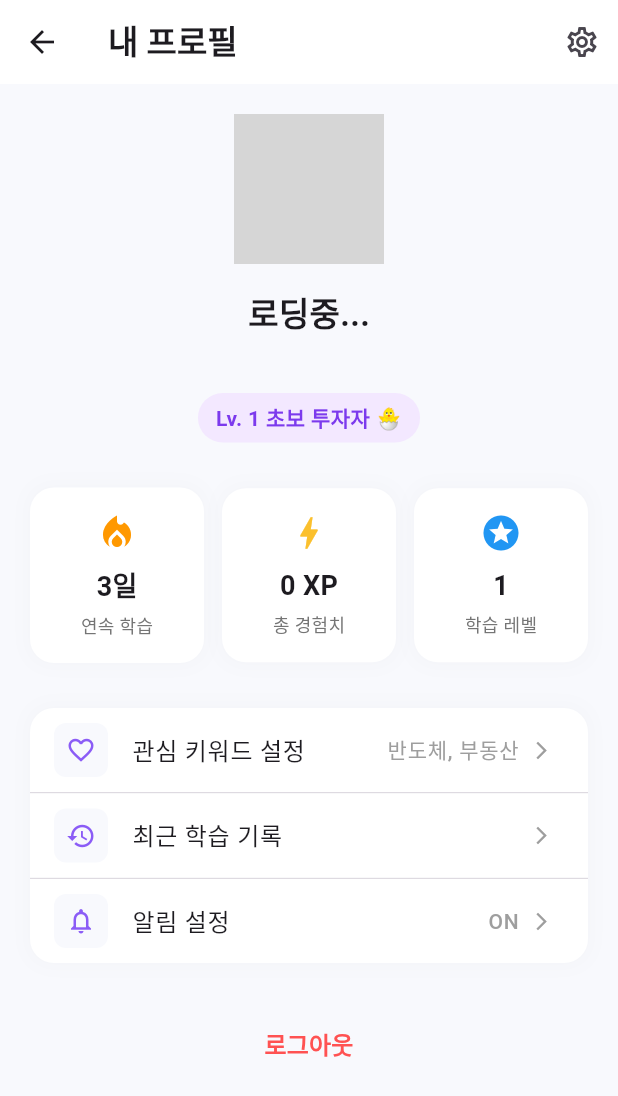
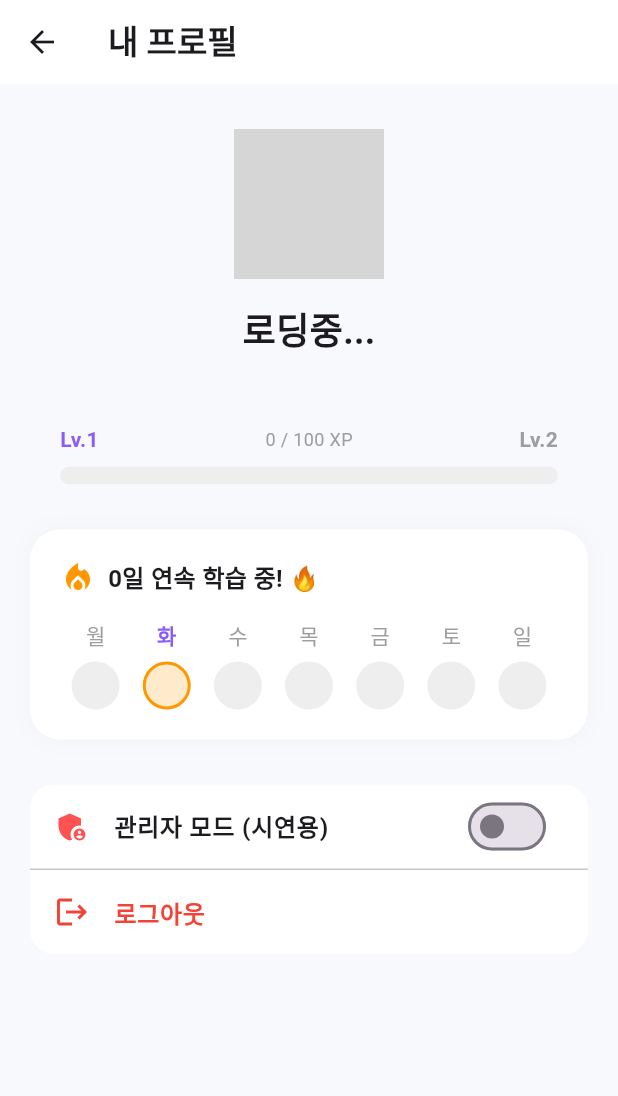
Before and after one commit to AI-Business-2025-Team2/Project-Main, a Flutter app: the ProfileScreen screen opened directly, on a phone screen of 412 x 824 dp. Shown: the top 1096 px of the screen. Run offline on Flutter 3.47's test engine with Material 3 defaults, Android fonts, the light colour scheme and no system bars; our stand-ins replace flutter_markdown, shared_preferences; accounts and stored records are empty; network calls fail; grey boxes are pictures that could not be loaded.

Commit message:
fix: trivial changes

```diff
--- a/frontend/lib/profile_screen.dart
+++ b/frontend/lib/profile_screen.dart
@@ -4,7 +4,7 @@ import 'package:flutter/foundation.dart';
 import 'package:flutter/material.dart';
 import 'package:http/http.dart' as http;
 import 'package:shared_preferences/shared_preferences.dart';
-import 'login_screen.dart'; // 로그아웃 후 이동할 화면
+import 'login_screen.dart';
 
 class ProfileScreen extends StatefulWidget {
   const ProfileScreen({super.key});
@@ -14,26 +14,41 @@ class ProfileScreen extends StatefulWidget {
 }
 
 class _ProfileScreenState extends State<ProfileScreen> {
-  // 화면에 표시할 상태 변수들 (초기값)
   String nickname = "로딩중...";
   String email = "";
   int level = 1;
   int xp = 0;
+  int streak = 0;
+  List<String> studyHistory = []; // 공부한 날짜들 ("2024-05-20")
   bool isLoading = true;
+  bool _isAdminMode = false;
 
   @override
   void initState() {
     super.initState();
-    _fetchUserProfile(); // 화면 켜지면 내 정보 가져오기
+    _loadAdminMode();
+    _fetchUserProfile();
   }
 
-  // 📡 내 정보 가져오기 (API)
+  Future<void> _loadAdminMode() async {
+    final prefs = await SharedPreferences.getInstance();
+    setState(() {
+      _isAdminMode = prefs.getBool('isAdminMode') ?? false;
+    });
+  }
+
+  Future<void> _toggleAdminMode(bool value) async {
+    final prefs = await SharedPreferences.getInstance();
+    await prefs.setBool('isAdminMode', value);
+    setState(() { _isAdminMode = value; });
+    ScaffoldMessenger.of(context).showSnackBar(SnackBar(content: Text(value ? '🔓 관리자 모드 ON' : '🔒 관리자 모드 OFF')));
+  }
+
   Future<void> _fetchUserProfile() async {
     final prefs = await SharedPreferences.getInstance();
     final token = prefs.getString('token');
 
     if (token == null) {
-      // 토큰 없으면 로그인 화면으로 쫓아냄
       _logout();
       return;
     }
@@ -46,9 +61,7 @@ class _ProfileScreenState extends State<ProfileScreen> {
     try {
       final response = await http.get(
         Uri.parse('$baseUrl/api/user/me'),
-        headers: {
-          "Authorization": "Bearer $token", // 🔑 출입증 제시
-        },
+        headers: {"Authorization": "Bearer $token"},
       );
 
       if (response.statusCode == 200) {
@@ -58,10 +71,11 @@ class _ProfileScreenState extends State<ProfileScreen> {
           email = data['email'];
           level = data['level'];
           xp = data['xp'];
+          streak = data['streak'] ?? 0;
+          studyHistory = List<String>.from(data['studyHistory'] ?? []);
           isLoading = false;
         });
       } else {
-        // 토큰 만료 등으로 실패 시
         _logout();
       }
     } catch (e) {
@@ -70,54 +84,43 @@ class _ProfileScreenState extends State<ProfileScreen> {
     }
   }
 
-  // 🚪 로그아웃 함수
   Future<void> _logout() async {
     final prefs = await SharedPreferences.getInstance();
-    await prefs.remove('token'); // 토큰 삭제
-
+    await prefs.remove('token');
     if (!mounted) return;
-    // 로그인 화면으로 이동 (뒤로가기 불가)
-    Navigator.pushAndRemoveUntil(
-      context,
-      MaterialPageRoute(builder: (context) => const LoginScreen()),
-      (route) => false,
-    );
+    Navigator.pushAndRemoveUntil(context, MaterialPageRoute(builder: (context) => const LoginScreen()), (route) => false);
   }
 
   @override
   Widget build(BuildContext context) {
-    if (isLoading) {
-      return const Scaffold(
-        body: Center(child: CircularProgressIndicator()),
-      );
-    }
+    if (isLoading) return const Scaffold(body: Center(child: CircularProgressIndicator()));
+
+    // 다음 레벨까지 필요한 XP 계산 (예: 레벨 * 100)
+    int requiredXp = level * 100;
+    // 현재 레벨에서의 진행도 (단순화를 위해 누적 XP가 아니라 현재 레벨 구간 XP로 표시하는 게 좋지만, 여기선 전체 XP 기준)
+    // UI 표시용: (현재XP % 100) / 100
+    double progress = (xp % 100) / 100.0;
 
     return Scaffold(
       backgroundColor: const Color(0xFFF8F9FD),
       appBar: AppBar(
         title: const Text('내 프로필', style: TextStyle(fontWeight: FontWeight.bold)),
-        centerTitle: false,
         backgroundColor: Colors.white,
         elevation: 0,
-        actions: [
-          IconButton(
-            icon: const Icon(Icons.settings_outlined),
-            onPressed: () {
-              // 설정 화면 (추후 구현)
-            },
-          ),
-        ],
+        centerTitle: false,
       ),
       body: SingleChildScrollView(
         child: Column(
           children: [
-            const SizedBox(height: 20),
+            const SizedBox(height: 30),
 
-            // 1. 유저 정보 섹션
+            // 1. 유저 정보 및 레벨 바
             Center(
               child: Column(
                 children: [
-                  // 아바타 (랜덤 이미지 API 활용, 시드값을 닉네임으로 해서 고정된 이미지 제공)
+                  Stack(
+                    alignment: Alignment.bottomRight,
+                    children: [
                       Container(
                         width: 100,
                         height: 100,
@@ -126,38 +129,49 @@ class _ProfileScreenState extends State<ProfileScreen> {
                           color: Colors.grey[200],
                           border: Border.all(color: const Color(0xFF8B5CF6), width: 3),
                           image: DecorationImage(
-                        // 닉네임에 따라 다른 캐릭터가 나오도록 URL 설정
                             image: NetworkImage('https://api.dicebear.com/7.x/avataaars/png?seed=$nickname'),
                             fit: BoxFit.cover,
                           ),
                         ),
                       ),
+                      Container(
+                        padding: const EdgeInsets.all(6),
+                        decoration: const BoxDecoration(color: Colors.blue, shape: BoxShape.circle),
+                        child: Text('$level', style: const TextStyle(color: Colors.white, fontWeight: FontWeight.bold)),
+                      ),
+                    ],
+                  ),
                   const SizedBox(height: 16),
-                  // 닉네임 (DB 데이터)
-                  Text(
-                    nickname,
-                    style: const TextStyle(fontSize: 22, fontWeight: FontWeight.bold),
+                  Text(nickname, style: const TextStyle(fontSize: 24, fontWeight: FontWeight.bold)),
+                  const SizedBox(height: 4),
+                  Text(email, style: const TextStyle(fontSize: 14, color: Colors.grey)),
+
+                  const SizedBox(height: 20),
+
+                  // XP 프로그레스 바
+                  Padding(
+                    padding: const EdgeInsets.symmetric(horizontal: 40),
+                    child: Column(
+                      children: [
+                        Row(
+                          mainAxisAlignment: MainAxisAlignment.spaceBetween,
+                          children: [
+                            Text('Lv.$level', style: const TextStyle(fontWeight: FontWeight.bold, color: Color(0xFF8B5CF6))),
+                            Text('${xp % 100} / 100 XP', style: const TextStyle(color: Colors.grey, fontSize: 12)),
+                            Text('Lv.${level + 1}', style: const TextStyle(fontWeight: FontWeight.bold, color: Colors.grey)),
+                          ],
                         ),
-                  const SizedBox(height: 4),
-                  Text(
-                    email,
-                    style: const TextStyle(fontSize: 14, color: Colors.grey),
+                        const SizedBox(height: 8),
+                        ClipRRect(
+                          borderRadius: BorderRadius.circular(10),
+                          child: LinearProgressIndicator(
+                            value: progress,
+                            minHeight: 12,
+                            backgroundColor: Colors.grey[200],
+                            color: const Color(0xFF8B5CF6),
                           ),
-                  const SizedBox(height: 12),
-                  // 레벨 뱃지 (DB 데이터)
-                  Container(
-                    padding: const EdgeInsets.symmetric(horizontal: 12, vertical: 6),
-                    decoration: BoxDecoration(
-                      color: const Color(0xFFF3E8FF),
-                      borderRadius: BorderRadius.circular(20),
                         ),
-                    child: Text(
-                      'Lv. $level 초보 투자자 🐣',
-                      style: const TextStyle(
-                        color: Color(0xFF7C3AED),
-                        fontWeight: FontWeight.bold,
-                        fontSize: 14,
-                      ),
+                      ],
                     ),
                   ),
                 ],
@@ -166,51 +180,56 @@ class _ProfileScreenState extends State<ProfileScreen> {
 
             const SizedBox(height: 30),
 
-            // 2. 게이미피케이션 스탯 (DB 데이터)
-            Padding(
-              padding: const EdgeInsets.symmetric(horizontal: 20),
-              child: Row(
+            // 2. 스트릭 캘린더 (주간)
+            Container(
+              margin: const EdgeInsets.symmetric(horizontal: 20),
+              padding: const EdgeInsets.all(20),
+              decoration: BoxDecoration(
+                color: Colors.white,
+                borderRadius: BorderRadius.circular(20),
+                boxShadow: [BoxShadow(color: Colors.grey.withOpacity(0.05), blurRadius: 10, spreadRadius: 2)],
+              ),
+              child: Column(
+                crossAxisAlignment: CrossAxisAlignment.start,
                 children: [
-                  _buildStatCard('연속 학습', '3일', Icons.local_fire_department, Colors.orange), // (나중에 streak 연동)
-                  const SizedBox(width: 12),
-                  _buildStatCard('총 경험치', '$xp XP', Icons.bolt, Colors.yellow[700]!),
-                  const SizedBox(width: 12),
-                  _buildStatCard('학습 레벨', '$level', Icons.stars, Colors.blue),
+                  Row(
+                    children: [
+                      const Icon(Icons.local_fire_department, color: Colors.orange),
+                      const SizedBox(width: 8),
+                      Text('$streak일 연속 학습 중! 🔥', style: const TextStyle(fontSize: 16, fontWeight: FontWeight.bold)),
+                    ],
+                  ),
+                  const SizedBox(height: 16),
+                  Row(
+                    mainAxisAlignment: MainAxisAlignment.spaceAround,
+                    children: _buildWeeklyCalendar(),
+                  ),
                 ],
               ),
             ),
 
             const SizedBox(height: 30),
 
-            // 3. 메뉴 리스트
+            // 3. 메뉴 리스트 (기존)
             Container(
               margin: const EdgeInsets.symmetric(horizontal: 20),
-              decoration: BoxDecoration(
-                color: Colors.white,
-                borderRadius: BorderRadius.circular(16),
-                boxShadow: [
-                  BoxShadow(color: Colors.grey.withOpacity(0.05), blurRadius: 10, spreadRadius: 2),
-                ],
-              ),
+              decoration: BoxDecoration(color: Colors.white, borderRadius: BorderRadius.circular(16)),
               child: Column(
                 children: [
-                  _buildListTile(Icons.favorite_border, '관심 키워드 설정', '반도체, 부동산'),
-                  const Divider(height: 1, thickness: 0.5),
-                  _buildListTile(Icons.history, '최근 학습 기록', ''),
-                  const Divider(height: 1, thickness: 0.5),
-                  _buildListTile(Icons.notifications_none, '알림 설정', 'ON'),
+                  SwitchListTile(
+                    secondary: const Icon(Icons.admin_panel_settings, color: Colors.redAccent),
+                    title: const Text('관리자 모드 (시연용)', style: TextStyle(fontWeight: FontWeight.bold)),
+                    value: _isAdminMode,
+                    activeColor: const Color(0xFF8B5CF6),
+                    onChanged: _toggleAdminMode,
+                  ),
+                  const Divider(height: 1),
+                  ListTile(
+                    leading: const Icon(Icons.logout, color: Colors.red),
+                    title: const Text('로그아웃', style: TextStyle(color: Colors.red, fontWeight: FontWeight.bold)),
+                    onTap: _logout,
+                  ),
                 ],
-              ),
-            ),
-
-            const SizedBox(height: 30),
-
-            // 로그아웃 버튼
-            TextButton(
-              onPressed: _logout,
-              child: const Text(
-                '로그아웃',
-                style: TextStyle(color: Colors.redAccent, fontSize: 16, fontWeight: FontWeight.bold),
               ),
             ),
             const SizedBox(height: 30),
@@ -220,47 +239,42 @@ class _ProfileScreenState extends State<ProfileScreen> {
     );
   }
 
-  Widget _buildStatCard(String label, String value, IconData icon, Color color) {
-    return Expanded(
-      child: Container(
-        padding: const EdgeInsets.symmetric(vertical: 16),
+  // 주간 캘린더 위젯 생성 함수
+  List<Widget> _buildWeeklyCalendar() {
+    List<String> weekDays = ['월', '화', '수', '목', '금', '토', '일'];
+    DateTime now = DateTime.now();
+    // 이번 주 월요일 날짜 계산
+    DateTime monday = now.subtract(Duration(days: now.weekday - 1));
+
+    return List.generate(7, (index) {
+      DateTime day = monday.add(Duration(days: index));
+      String dateStr = day.toISOString().split('T')[0]; // "2024-05-21"
+      bool isActive = studyHistory.contains(dateStr);
+      bool isToday = dateStr == now.toISOString().split('T')[0];
+
+      return Column(
+        children: [
+          Text(weekDays[index], style: TextStyle(color: isToday ? const Color(0xFF8B5CF6) : Colors.grey, fontWeight: isToday ? FontWeight.bold : FontWeight.normal)),
+          const SizedBox(height: 8),
+          Container(
+            width: 32,
+            height: 32,
             decoration: BoxDecoration(
-          color: Colors.white,
-          borderRadius: BorderRadius.circular(16),
-          boxShadow: [
-            BoxShadow(color: Colors.grey.withOpacity(0.05), blurRadius: 10, spreadRadius: 2),
+              color: isActive ? Colors.orange : (isToday ? Colors.orange.withOpacity(0.2) : Colors.grey[200]),
+              shape: BoxShape.circle,
+              border: isToday ? Border.all(color: Colors.orange, width: 2) : null,
+            ),
+            child: isActive ? const Icon(Icons.check, color: Colors.white, size: 20) : null,
+          ),
         ],
-        ),
-        child: Column(
-          children: [
-            Icon(icon, color: color, size: 28),
-            const SizedBox(height: 8),
-            Text(value, style: const TextStyle(fontWeight: FontWeight.bold, fontSize: 18)),
-            const SizedBox(height: 4),
-            Text(label, style: TextStyle(color: Colors.grey[600], fontSize: 12)),
-          ],
-        ),
-      ),
       );
+    });
+  }
 }
 
-  Widget _buildListTile(IconData icon, String title, String trailingText) {
-    return ListTile(
-      leading: Container(
-        padding: const EdgeInsets.all(8),
-        decoration: BoxDecoration(color: const Color(0xFFF8F9FD), borderRadius: BorderRadius.circular(8)),
-        child: Icon(icon, color: const Color(0xFF8B5CF6), size: 20),
-      ),
-      title: Text(title, style: const TextStyle(fontSize: 16, fontWeight: FontWeight.w500)),
-      trailing: Row(
-        mainAxisSize: MainAxisSize.min,
-        children: [
-          if (trailingText.isNotEmpty) Text(trailingText, style: const TextStyle(color: Colors.grey, fontSize: 14)),
-          const SizedBox(width: 8),
-          const Icon(Icons.arrow_forward_ios, size: 14, color: Colors.grey),
-        ],
-      ),
-      onTap: () {},
-    );
+// DateTime 확장 (toISOString이 Dart 기본엔 없어서 간단 구현)
+extension DateTimeExtension on DateTime {
+  String toISOString() {
+    return "${year.toString().padLeft(4, '0')}-${month.toString().padLeft(2, '0')}-${day.toString().padLeft(2, '0')}T00:00:00.000Z";
   }
 }
```
Also changed, not shown: frontend/lib/article_detail_screen.dart (+19 -1 lines), frontend/lib/course_detail_screen.dart (+68 -60 lines), 2 other files. Lines whose indentation alone changed are shown as unchanged.
